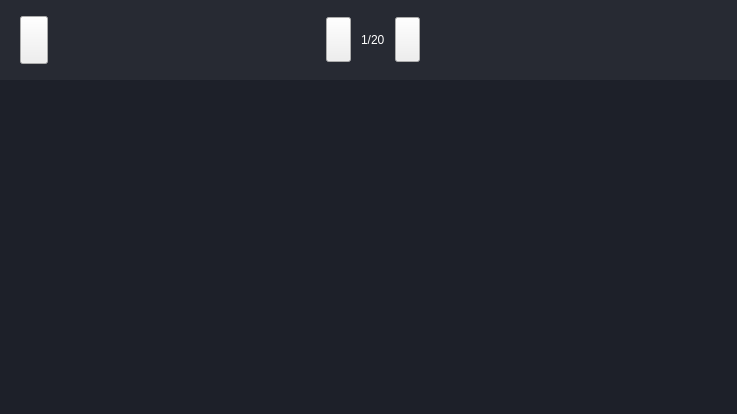
This is widgets/viewer/imagebrowser.ui in wyc15002105071/Recorder as Qt 5 draws it before an edit. The edited form follows.
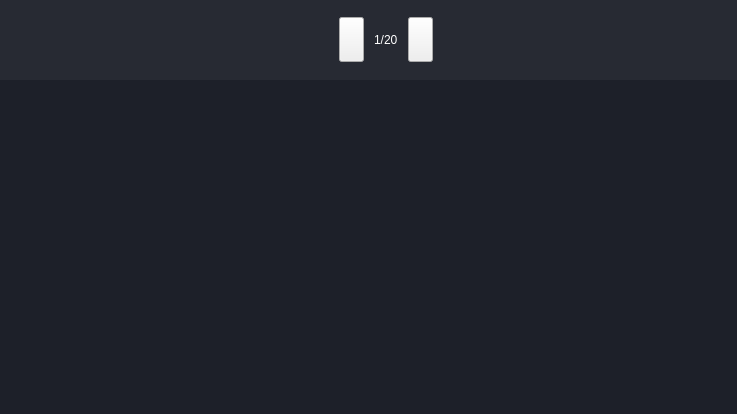
This is the edited form. Icons and pictures are not drawn.

Commit message: [VideoInputDevice]:support reset after hot plug [MenuWidget]:support auto hide when no operation after 5 seconds [KeyListener]:support serial port type of key [Viewer]:reset back button but no change icon size

Patch:
```diff
--- a/widgets/viewer/imagebrowser.ui
+++ b/widgets/viewer/imagebrowser.ui
@@ -80,7 +80,7 @@
        <number>0</number>
       </property>
       <property name="leftMargin">
-       <number>0</number>
+       <number>5</number>
       </property>
       <property name="topMargin">
        <number>0</number>
@@ -91,22 +91,6 @@
       <property name="bottomMargin">
        <number>0</number>
       </property>
-      <item>
-       <spacer name="horizontalSpacer_3">
-        <property name="orientation">
-         <enum>Qt::Horizontal</enum>
-        </property>
-        <property name="sizeType">
-         <enum>QSizePolicy::Fixed</enum>
-        </property>
-        <property name="sizeHint" stdset="0">
-         <size>
-          <width>20</width>
-          <height>20</height>
-         </size>
-        </property>
-       </spacer>
-      </item>
       <item>
        <widget class="QPushButton" name="back_btn">
         <property name="sizePolicy">
@@ -117,19 +101,22 @@
         </property>
         <property name="minimumSize">
          <size>
-          <width>28</width>
-          <height>48</height>
+          <width>80</width>
+          <height>60</height>
          </size>
         </property>
         <property name="maximumSize">
          <size>
-          <width>28</width>
-          <height>48</height>
+          <width>80</width>
+          <height>60</height>
          </size>
         </property>
         <property name="text">
          <string/>
         </property>
+        <property name="flat">
+         <bool>true</bool>
+        </property>
        </widget>
       </item>
       <item>
@@ -257,7 +244,7 @@
         </property>
         <property name="sizeHint" stdset="0">
          <size>
-          <width>40</width>
+          <width>50</width>
           <height>20</height>
          </size>
         </property>
```
Left out of the diff: 3 changed lines with no effect on the pictures. The commit also changes 3 other files.
